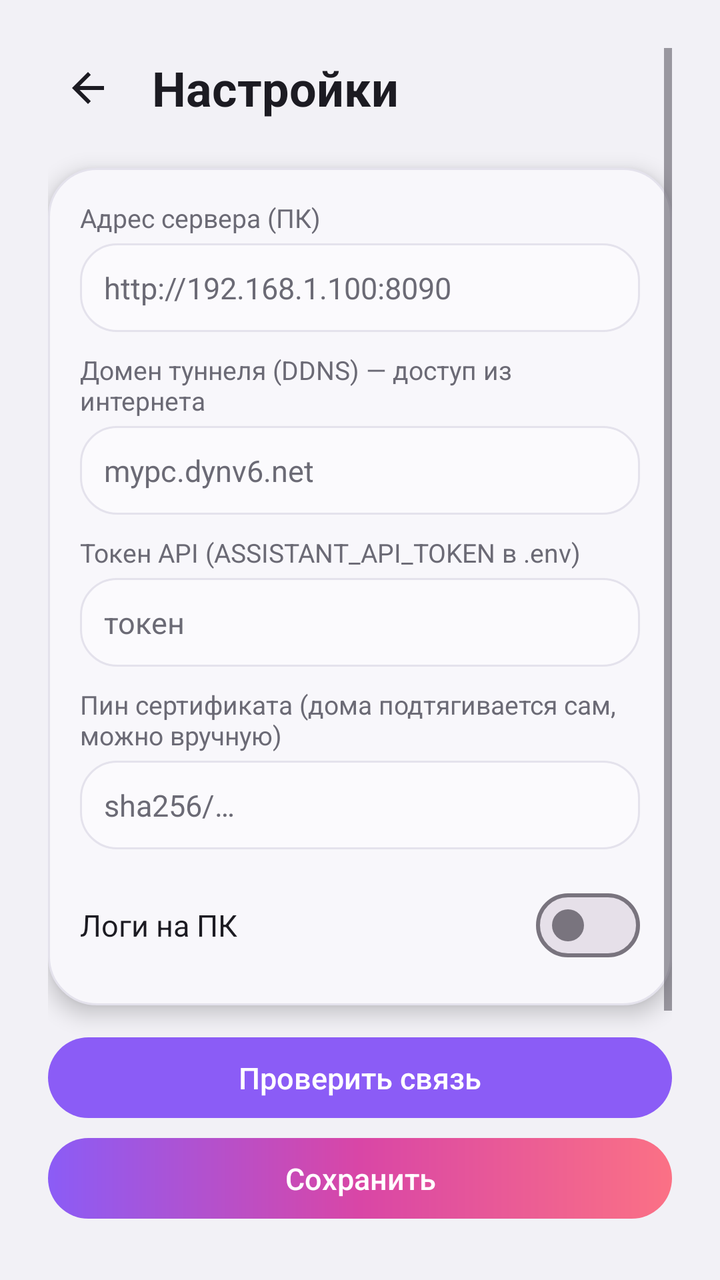
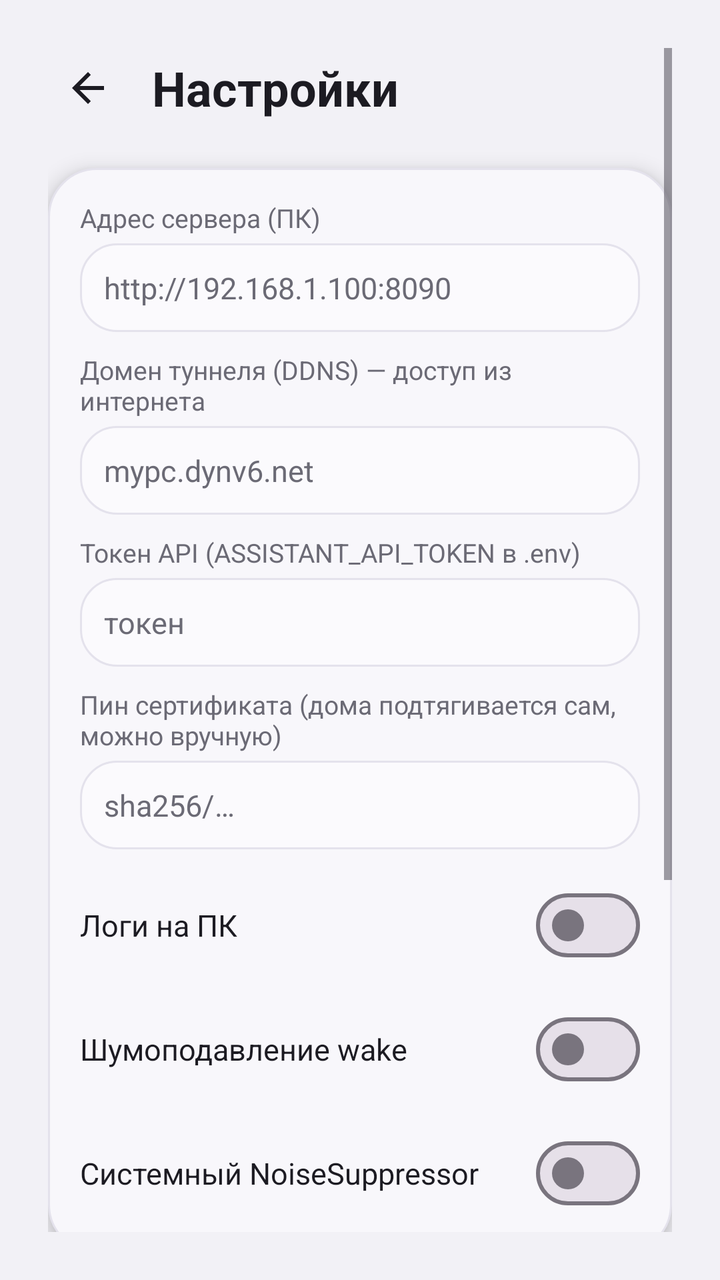

Before-and-after screenshots of an Android layout around one commit, followed by the original layout XML and the change that was made.
<!-- AndroidManifest.xml: application theme Theme.Gemma -->
<!-- res/layout/activity_settings.xml -->
<?xml version="1.0" encoding="utf-8"?>
<ScrollView xmlns:android="http://schemas.android.com/apk/res/android"
    android:layout_width="match_parent"
    android:layout_height="match_parent"
    android:background="@color/bg_app"
    android:fillViewport="true"
    android:padding="24dp">

    <LinearLayout
        android:layout_width="match_parent"
        android:layout_height="wrap_content"
        android:focusable="true"
        android:focusableInTouchMode="true"
        android:orientation="vertical">

    
    <LinearLayout
        android:layout_width="match_parent"
        android:layout_height="wrap_content"
        android:layout_marginBottom="20dp"
        android:gravity="center_vertical"
        android:orientation="horizontal">

        <ImageButton
            android:id="@+id/btnBack"
            android:layout_width="40dp"
            android:layout_height="40dp"
            android:background="?attr/selectableItemBackgroundBorderless"
            android:contentDescription="Назад"
            android:padding="8dp"
            android:src="@drawable/ic_arrow_back" />

        <TextView
            android:layout_width="wrap_content"
            android:layout_height="wrap_content"
            android:layout_marginStart="12dp"
            android:text="Настройки"
            android:textColor="@color/text_primary"
            android:textSize="24sp"
            android:textStyle="bold" />
    </LinearLayout>

    
    <LinearLayout
        android:layout_width="match_parent"
        android:layout_height="wrap_content"
        android:background="@drawable/bg_card"
        android:elevation="6dp"
        android:orientation="vertical"
        android:padding="16dp">

        <TextView
            android:layout_width="match_parent"
            android:layout_height="wrap_content"
            android:text="Адрес сервера (ПК)"
            android:textColor="@color/text_secondary"
            android:textSize="13sp" />

        <EditText
            android:id="@+id/serverUrl"
            android:layout_width="match_parent"
            android:layout_height="wrap_content"
            android:layout_marginTop="4dp"
            android:background="@drawable/bg_input"
            android:hint="http://192.168.1.100:8090"
            android:inputType="textUri"
            android:padding="12dp"
            android:textColor="@color/text_primary"
            android:textColorHint="@color/text_secondary"
            android:textSize="15sp" />

        <TextView
            android:layout_width="match_parent"
            android:layout_height="wrap_content"
            android:layout_marginTop="10dp"
            android:text="Домен туннеля (DDNS) — доступ из интернета"
            android:textColor="@color/text_secondary"
            android:textSize="13sp" />

        <EditText
            android:id="@+id/tunnelHost"
            android:layout_width="match_parent"
            android:layout_height="wrap_content"
            android:layout_marginTop="4dp"
            android:background="@drawable/bg_input"
            android:hint="mypc.dynv6.net"
            android:inputType="textUri"
            android:padding="12dp"
            android:textColor="@color/text_primary"
            android:textColorHint="@color/text_secondary"
            android:textSize="15sp" />

        <TextView
            android:layout_width="match_parent"
            android:layout_height="wrap_content"
            android:layout_marginTop="10dp"
            android:text="Токен API (ASSISTANT_API_TOKEN в .env)"
            android:textColor="@color/text_secondary"
            android:textSize="13sp" />

        <EditText
            android:id="@+id/apiToken"
            android:layout_width="match_parent"
            android:layout_height="wrap_content"
            android:layout_marginTop="4dp"
            android:background="@drawable/bg_input"
            android:hint="токен"
            android:inputType="textPassword"
            android:padding="12dp"
            android:textColor="@color/text_primary"
            android:textColorHint="@color/text_secondary"
            android:textSize="15sp" />

        <TextView
            android:layout_width="match_parent"
            android:layout_height="wrap_content"
            android:layout_marginTop="10dp"
            android:text="Пин сертификата (дома подтягивается сам, можно вручную)"
            android:textColor="@color/text_secondary"
            android:textSize="13sp" />

        <EditText
            android:id="@+id/tunnelPin"
            android:layout_width="match_parent"
            android:layout_height="wrap_content"
            android:layout_marginTop="4dp"
            android:background="@drawable/bg_input"
            android:hint="sha256/…"
            android:inputType="text"
            android:padding="12dp"
            android:textColor="@color/text_primary"
            android:textColorHint="@color/text_secondary"
            android:textSize="15sp" />

        
        <LinearLayout
            android:layout_width="match_parent"
            android:layout_height="wrap_content"
            android:layout_marginTop="14dp"
            android:gravity="center_vertical"
            android:orientation="horizontal">

            <TextView
                android:layout_width="0dp"
                android:layout_height="wrap_content"
                android:layout_weight="1"
                android:text="Логи на ПК"
                android:textColor="@color/text_primary"
                android:textSize="15sp" />

            <com.google.android.material.materialswitch.MaterialSwitch
                android:id="@+id/switchPhoneLogs"
                android:layout_width="wrap_content"
                android:layout_height="wrap_content"
                android:contentDescription="Логи на ПК"
                android:minHeight="48dp" />
        </LinearLayout>
    </LinearLayout>

    
    <Button
        android:id="@+id/btnCheck"
        style="@style/Widget.Gemma.Button"
        android:layout_width="match_parent"
        android:layout_height="wrap_content"
        android:layout_marginTop="16dp"
        android:background="@drawable/bg_button_gradient"
        android:backgroundTint="@null"
        android:text="Проверить связь"
        android:textColor="@android:color/white"
        android:textSize="15sp" />

    <Button
        android:id="@+id/btnSave"
        style="@style/Widget.Gemma.Button.Filled"
        android:layout_width="match_parent"
        android:layout_height="wrap_content"
        android:layout_marginTop="10dp"
        android:text="Сохранить"
        android:textSize="15sp" />

    
    <LinearLayout
        android:layout_width="match_parent"
        android:layout_height="wrap_content"
        android:layout_marginTop="16dp"
        android:background="@drawable/bg_card"
        android:elevation="6dp"
        android:orientation="vertical"
        android:padding="16dp">

        <TextView
            android:layout_width="match_parent"
            android:layout_height="wrap_content"
            android:text="Обновление"
            android:textColor="@color/text_secondary"
            android:textSize="13sp" />

        <TextView
            android:id="@+id/tvVersion"
            android:layout_width="match_parent"
            android:layout_height="wrap_content"
            android:layout_marginTop="4dp"
            android:textColor="@color/text_primary"
            android:textSize="15sp" />

        <Button
            android:id="@+id/btnUpdate"
            style="@style/Widget.Gemma.Button"
            android:layout_width="match_parent"
            android:layout_height="wrap_content"
            android:layout_marginTop="12dp"
            android:background="@drawable/bg_button_gradient"
            android:backgroundTint="@null"
            android:text="Проверить обновление"
            android:textColor="@android:color/white"
            android:textSize="15sp" />

        <ProgressBar
            android:id="@+id/progressUpdate"
            style="?android:attr/progressBarStyleHorizontal"
            android:layout_width="match_parent"
            android:layout_height="wrap_content"
            android:layout_marginTop="10dp"
            android:max="100"
            android:progress="0"
            android:visibility="gone" />
    </LinearLayout>

    <View
        android:layout_width="match_parent"
        android:layout_height="0dp"
        android:layout_weight="1" />

    
    <TextView
        android:id="@+id/tvCheck"
        android:layout_width="match_parent"
        android:layout_height="wrap_content"
        android:gravity="center"
        android:text="Заполните адрес сервера и нажмите «Сохранить»."
        android:textColor="@color/status_idle"
        android:textSize="14sp" />
    </LinearLayout>
</ScrollView>
<!-- resources referenced by this layout -->
<resources>
  <color name="bg_app">#F2F1F6</color>
  <color name="status_idle">#6B6A75</color>
  <color name="text_primary">#1C1B22</color>
  <color name="text_secondary">#6B6A75</color>
  <!-- drawable bg_button_gradient (drawable) -->
  <?xml version="1.0" encoding="utf-8"?>
  <ripple xmlns:android="http://schemas.android.com/apk/res/android"
      android:color="#33FFFFFF">
      <item android:id="@android:id/mask">
          <shape android:shape="rectangle">
              <solid android:color="#FFFFFFFF" />
              <corners android:radius="28dp" />
          </shape>
      </item>
      <item>
          <shape android:shape="rectangle">
              <gradient
                  android:angle="0"
                  android:startColor="@color/crystal_start"
                  android:centerColor="@color/crystal_mid"
                  android:endColor="@color/crystal_end"
                  android:type="linear" />
              <corners android:radius="28dp" />
          </shape>
      </item>
  </ripple>
  <!-- drawable bg_card (drawable) -->
  <?xml version="1.0" encoding="utf-8"?>
  <shape xmlns:android="http://schemas.android.com/apk/res/android"
      android:shape="rectangle">
      <solid android:color="#F8F7FB" />
      <stroke
          android:width="1dp"
          android:color="@color/card_stroke" />
      <corners android:radius="24dp" />
  </shape>
  <!-- drawable bg_input (drawable) -->
  <?xml version="1.0" encoding="utf-8"?>
  <shape xmlns:android="http://schemas.android.com/apk/res/android"
      android:shape="rectangle">
      <solid android:color="#FBFAFD" />
      <stroke
          android:width="1dp"
          android:color="@color/card_stroke" />
      <corners android:radius="18dp" />
  </shape>
  <!-- drawable ic_arrow_back (drawable) -->
  <?xml version="1.0" encoding="utf-8"?>
  <vector xmlns:android="http://schemas.android.com/apk/res/android"
      android:width="24dp"
      android:height="24dp"
      android:viewportWidth="24"
      android:viewportHeight="24">
      <path
          android:pathData="M20,11H7.83l5.59,-5.59L12,4l-8,8 8,8 1.41,-1.41L7.83,13H20v-2z"
          android:fillColor="@color/text_primary" />
  </vector>
  <style name="Widget.Gemma.Button" parent="Widget.AppCompat.Button">
          <item name="android:textAllCaps">false</item>
          <item name="android:stateListAnimator">@null</item>
          <item name="android:minHeight">0dp</item>
      </style>
  <style name="Widget.Gemma.Button.Filled" parent="Widget.Gemma.Button">
          <item name="android:background">@drawable/bg_button_gradient</item>
          <item name="backgroundTint">@null</item>
          <item name="android:backgroundTint">@null</item>
          <item name="android:textColor">@android:color/white</item>
      </style>
  <style name="Theme.Gemma" parent="Theme.Material3.Light.NoActionBar">
          <item name="colorPrimary">@color/crystal_start</item>
          <item name="colorOnPrimary">@android:color/white</item>
          <item name="colorSecondary">@color/crystal_mid</item>
          <item name="colorOnSecondary">@android:color/white</item>
          <item name="colorTertiary">@color/crystal_end</item>
          <item name="android:colorBackground">@color/bg_app</item>
          <item name="colorSurface">@color/bg_app</item>
          <item name="colorOnSurface">@color/text_primary</item>
          <item name="android:windowBackground">@color/bg_app</item>
          <item name="android:statusBarColor">@color/bg_app</item>
          <item name="android:navigationBarColor">@color/bg_app</item>
          <item name="android:windowLightStatusBar">true</item>
          <item name="android:windowLightNavigationBar" tools:targetApi="o">true</item>
      </style>
  <color name="crystal_start">#8B5CF6</color>
  <color name="crystal_mid">#D946A6</color>
  <color name="crystal_end">#FB7185</color>
  <color name="card_stroke">#E4E2EC</color>
</resources>

<!-- the commit's change to res/layout/activity_settings.xml (unified diff, before → after) -->
@@ -155,6 +155,53 @@
                 android:contentDescription="Логи на ПК"
                 android:minHeight="48dp" />
         </LinearLayout>
+
+        
+        <LinearLayout
+            android:layout_width="match_parent"
+            android:layout_height="wrap_content"
+            android:layout_marginTop="14dp"
+            android:gravity="center_vertical"
+            android:orientation="horizontal">
+
+            <TextView
+                android:layout_width="0dp"
+                android:layout_height="wrap_content"
+                android:layout_weight="1"
+                android:text="Шумоподавление wake"
+                android:textColor="@color/text_primary"
+                android:textSize="15sp" />
+
+            <com.google.android.material.materialswitch.MaterialSwitch
+                android:id="@+id/switchWakeDenoise"
+                android:layout_width="wrap_content"
+                android:layout_height="wrap_content"
+                android:contentDescription="Шумоподавление wake"
+                android:minHeight="48dp" />
+        </LinearLayout>
+
+        <LinearLayout
+            android:layout_width="match_parent"
+            android:layout_height="wrap_content"
+            android:layout_marginTop="14dp"
+            android:gravity="center_vertical"
+            android:orientation="horizontal">
+
+            <TextView
+                android:layout_width="0dp"
+                android:layout_height="wrap_content"
+                android:layout_weight="1"
+                android:text="Системный NoiseSuppressor"
+                android:textColor="@color/text_primary"
+                android:textSize="15sp" />
+
+            <com.google.android.material.materialswitch.MaterialSwitch
+                android:id="@+id/switchHalNs"
+                android:layout_width="wrap_content"
+                android:layout_height="wrap_content"
+                android:contentDescription="Системный NoiseSuppressor"
+                android:minHeight="48dp" />
+        </LinearLayout>
     </LinearLayout>
 
     
